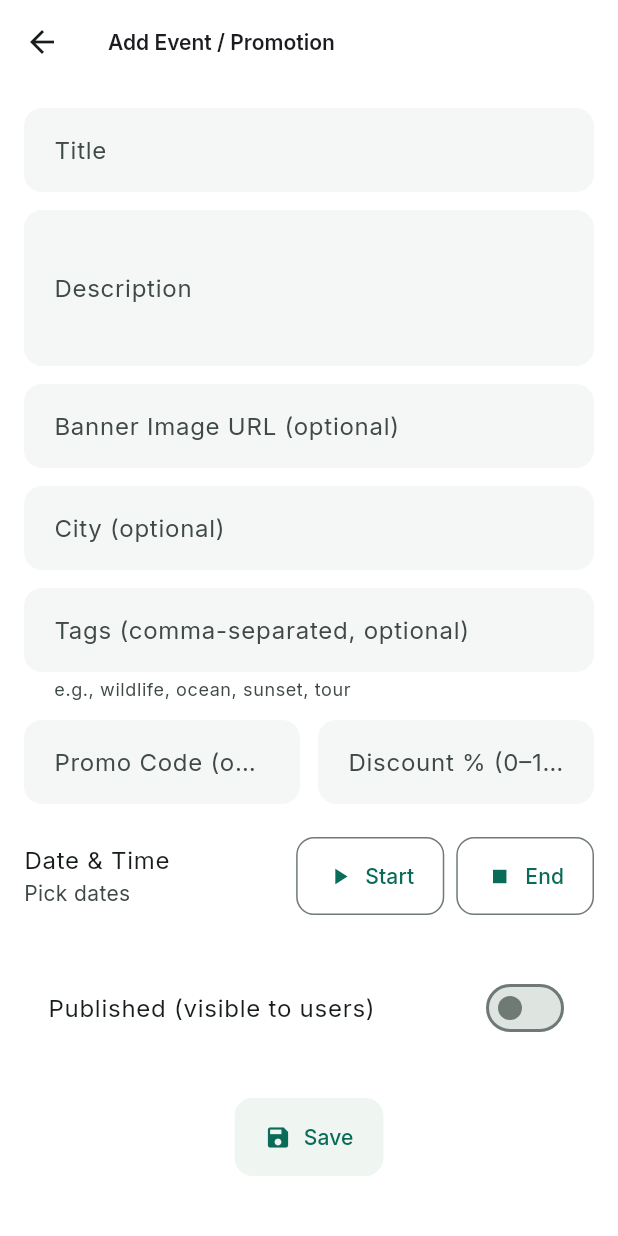
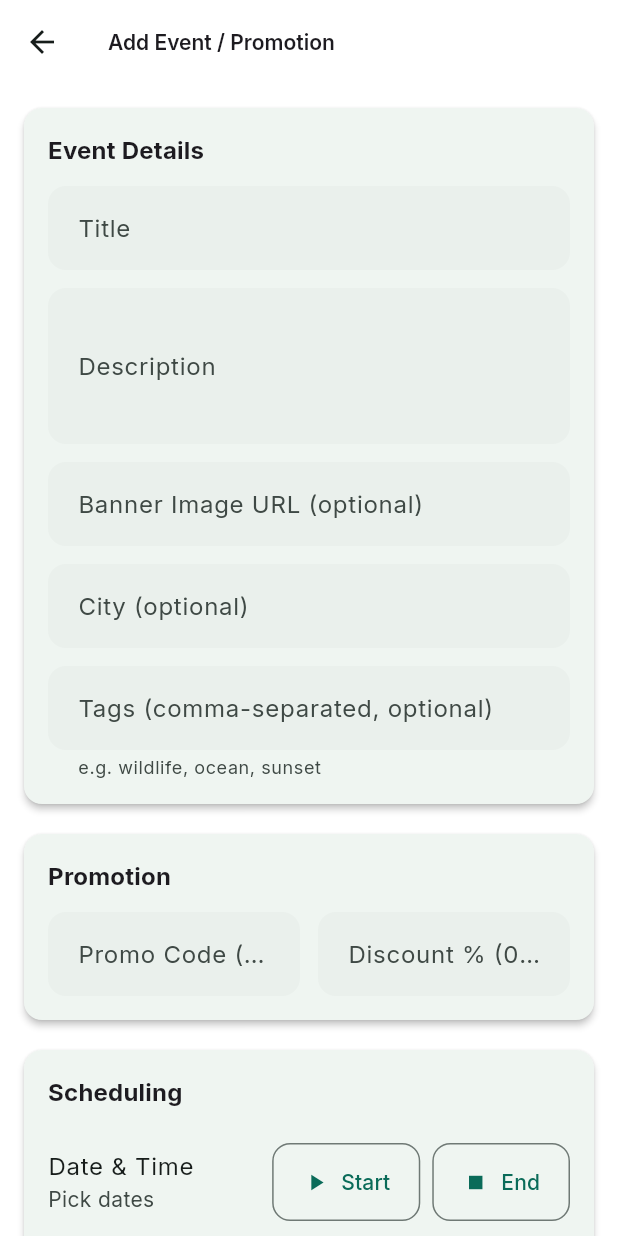
Before and after one commit to pasindujayakodi77/ceylon, a Flutter app: the EventEditorScreen screen opened directly with empty values, on a phone screen of 412 x 824 dp. Run offline on Flutter 3.47's test engine with Material 3 defaults, Android fonts, the phone set to English and light mode, and no system bars; our stand-ins replace cached_network_image, cloud_firestore, cross_file, equatable, firebase_auth, firebase_core and 22 more; missing offline and left inert: firebase_app_check, flutter_map_marker_cluster, qr_code_scanner; accounts and stored records are empty.

Commit message:
feat: Improve event editor UI and enhance field validation for better user experience✏️

```diff
--- a/lib/features/business/presentation/screens/event_editor_screen.dart
+++ b/lib/features/business/presentation/screens/event_editor_screen.dart
@@ -1,9 +1,14 @@
 import 'package:cloud_firestore/cloud_firestore.dart';
 import 'package:flutter/material.dart';
 
+/// A form for creating or editing an event or promotion for a business. This
+/// widget accepts a [businessId] and optionally an existing [eventId] with
+/// [initialData] to prefill the fields. The design is clean and focused,
+/// grouping related inputs into sections and providing clear affordances for
+/// picking dates and times.
 class EventEditorScreen extends StatefulWidget {
   final String businessId;
-  final String? eventId; // null -> create, not null -> edit
+  final String? eventId; // null for new events
   final Map<String, dynamic>? initialData;
 
   const EventEditorScreen({
@@ -26,7 +31,7 @@ class _EventEditorScreenState extends State<EventEditorScreen> {
   final _promoCtrl = TextEditingController();
   final _discountCtrl = TextEditingController();
   final _cityCtrl = TextEditingController();
-  final _tagsCtrl = TextEditingController(); // comma-separated tags
+  final _tagsCtrl = TextEditingController();
 
   DateTime? _start;
   DateTime? _end;
@@ -36,18 +41,17 @@ class _EventEditorScreenState extends State<EventEditorScreen> {
   @override
   void initState() {
     super.initState();
+    // Prefill fields when editing an existing event
     if (widget.initialData != null) {
       final d = widget.initialData!;
-      _titleCtrl.text = d['title'] ?? '';
-      _descCtrl.text = d['description'] ?? '';
-      _bannerCtrl.text = d['banner'] ?? '';
-      _promoCtrl.text = d['promoCode'] ?? '';
+      _titleCtrl.text = (d['title'] ?? '') as String;
+      _descCtrl.text = (d['description'] ?? '') as String;
+      _bannerCtrl.text = (d['banner'] ?? '') as String;
+      _promoCtrl.text = (d['promoCode'] ?? '') as String;
       _discountCtrl.text = (d['discountPct']?.toString() ?? '');
-      _cityCtrl.text = d['city'] ?? '';
+      _cityCtrl.text = (d['city'] ?? '') as String;
       final tags = (d['tags'] as List?)?.whereType<String>().toList() ?? [];
-      if (tags.isNotEmpty) {
-        _tagsCtrl.text = tags.join(', ');
-      }
+      if (tags.isNotEmpty) _tagsCtrl.text = tags.join(', ');
       _published = (d['published'] as bool?) ?? false;
       _start = (d['startsAt'] as Timestamp?)?.toDate();
       _end = (d['endsAt'] as Timestamp?)?.toDate();
@@ -66,6 +70,7 @@ class _EventEditorScreenState extends State<EventEditorScreen> {
     super.dispose();
   }
 
+  /// Pick a start date and time for the event.
   Future<void> _pickStart() async {
     final now = DateTime.now();
     final date = await showDatePicker(
@@ -75,23 +80,23 @@ class _EventEditorScreenState extends State<EventEditorScreen> {
       lastDate: DateTime(now.year + 3),
     );
     if (date == null) return;
-    if (!mounted) return;
     final time = await showTimePicker(
       context: context,
       initialTime: TimeOfDay.fromDateTime(_start ?? now),
     );
     if (!mounted) return;
-    setState(
-      () => _start = DateTime(
+    setState(() {
+      _start = DateTime(
         date.year,
         date.month,
         date.day,
         time?.hour ?? 0,
         time?.minute ?? 0,
-      ),
       );
+    });
   }
 
+  /// Pick an end date and time for the event.
   Future<void> _pickEnd() async {
     final base = _start ?? DateTime.now();
     final date = await showDatePicker(
@@ -101,7 +106,6 @@ class _EventEditorScreenState extends State<EventEditorScreen> {
       lastDate: DateTime(base.year + 3),
     );
     if (date == null) return;
-    if (!mounted) return;
     final time = await showTimePicker(
       context: context,
       initialTime: TimeOfDay.fromDateTime(
@@ -109,65 +113,54 @@ class _EventEditorScreenState extends State<EventEditorScreen> {
       ),
     );
     if (!mounted) return;
-    setState(
-      () => _end = DateTime(
+    setState(() {
+      _end = DateTime(
         date.year,
         date.month,
         date.day,
         time?.hour ?? 0,
         time?.minute ?? 0,
-      ),
       );
+    });
   }
 
+  /// Save the event to Firestore, validating fields and timestamps.
   Future<void> _save() async {
     if (!_formKey.currentState!.validate()) return;
     if (_start == null || _end == null) {
-      if (mounted) {
       ScaffoldMessenger.of(context).showSnackBar(
         const SnackBar(content: Text('Select start and end time')),
       );
-      }
       return;
     }
     if (_end!.isBefore(_start!)) {
-      if (mounted) {
       ScaffoldMessenger.of(context).showSnackBar(
         const SnackBar(content: Text('End time must be after start time')),
       );
-      }
       return;
     }
-
     setState(() => _saving = true);
-
-    // Validate discount percentage if provided (allow decimals)
+    // Validate discount
     double? discount;
     final discountText = _discountCtrl.text.trim();
     if (discountText.isNotEmpty) {
       discount = double.tryParse(discountText);
       if (discount == null || discount < 0 || discount > 100) {
-        if (mounted) {
         setState(() => _saving = false);
         ScaffoldMessenger.of(context).showSnackBar(
-            const SnackBar(
-              content: Text('Discount % must be a number between 0 and 100'),
-            ),
+          const SnackBar(content: Text('Discount % must be between 0 and 100')),
         );
-        }
         return;
       }
     }
-
-    // Parse tags from CSV (comma separated)
+    // Parse tags
     final tags = _tagsCtrl.text
         .split(',')
-        .map((s) => s.trim())
-        .where((s) => s.isNotEmpty)
+        .map((e) => e.trim())
+        .where((e) => e.isNotEmpty)
         .toSet()
         .toList();
-
-    final common = {
+    final data = {
       'title': _titleCtrl.text.trim(),
       'description': _descCtrl.text.trim(),
       'banner': _bannerCtrl.text.trim(),
@@ -180,44 +173,48 @@ class _EventEditorScreenState extends State<EventEditorScreen> {
       'tags': tags,
       'businessId': widget.businessId,
     };
-
-    final ref = FirebaseFirestore.instance
+    final collection = FirebaseFirestore.instance
         .collection('businesses')
         .doc(widget.businessId)
         .collection('events');
-
+    try {
       if (widget.eventId == null) {
-      await ref.add({
-        ...common,
+        await collection.add({
+          ...data,
           'createdAt': FieldValue.serverTimestamp(),
           'updatedAt': FieldValue.serverTimestamp(),
         });
       } else {
-      // Do not overwrite createdAt on updates; only touch updatedAt
-      await ref.doc(widget.eventId).set({
-        ...common,
+        await collection.doc(widget.eventId).set({
+          ...data,
           'updatedAt': FieldValue.serverTimestamp(),
         }, SetOptions(merge: true));
       }
-
-    if (!mounted) return;
-    setState(() => _saving = false);
-    if (!mounted) return;
+      if (mounted) {
         ScaffoldMessenger.of(
           context,
         ).showSnackBar(const SnackBar(content: Text('Event saved')));
         Navigator.pop(context);
       }
+    } catch (e) {
+      if (mounted) {
+        ScaffoldMessenger.of(
+          context,
+        ).showSnackBar(SnackBar(content: Text('Error saving event: $e')));
+      }
+    } finally {
+      if (mounted) setState(() => _saving = false);
+    }
+  }
 
   @override
   Widget build(BuildContext context) {
-    final dateText = () {
+    final dateSummary = () {
       if (_start == null || _end == null) return 'Pick dates';
       final s = _start!.toLocal().toString().split('.').first;
       final e = _end!.toLocal().toString().split('.').first;
       return '$s → $e';
     }();
-
     return Scaffold(
       appBar: AppBar(
         title: Text(
@@ -231,12 +228,32 @@ class _EventEditorScreenState extends State<EventEditorScreen> {
               child: Form(
                 key: _formKey,
                 child: Column(
+                  crossAxisAlignment: CrossAxisAlignment.start,
                   children: [
+                    Card(
+                      elevation: 2,
+                      shape: RoundedRectangleBorder(
+                        borderRadius: BorderRadius.circular(12),
+                      ),
+                      child: Padding(
+                        padding: const EdgeInsets.all(16),
+                        child: Column(
+                          crossAxisAlignment: CrossAxisAlignment.start,
+                          children: [
+                            Text(
+                              'Event Details',
+                              style: Theme.of(context).textTheme.titleMedium
+                                  ?.copyWith(fontWeight: FontWeight.bold),
+                            ),
+                            const SizedBox(height: 12),
                             TextFormField(
                               controller: _titleCtrl,
-                      decoration: const InputDecoration(labelText: 'Title'),
-                      validator: (v) =>
-                          v!.trim().isEmpty ? 'Enter a title' : null,
+                              decoration: const InputDecoration(
+                                labelText: 'Title',
+                              ),
+                              validator: (v) => v == null || v.trim().isEmpty
+                                  ? 'Enter a title'
+                                  : null,
                             ),
                             const SizedBox(height: 12),
                             TextFormField(
@@ -252,6 +269,7 @@ class _EventEditorScreenState extends State<EventEditorScreen> {
                               decoration: const InputDecoration(
                                 labelText: 'Banner Image URL (optional)',
                               ),
+                              keyboardType: TextInputType.url,
                             ),
                             const SizedBox(height: 12),
                             TextFormField(
@@ -265,8 +283,28 @@ class _EventEditorScreenState extends State<EventEditorScreen> {
                               controller: _tagsCtrl,
                               decoration: const InputDecoration(
                                 labelText: 'Tags (comma-separated, optional)',
-                        helperText: 'e.g., wildlife, ocean, sunset, tour',
+                                helperText: 'e.g. wildlife, ocean, sunset',
                               ),
+                            ),
+                          ],
+                        ),
+                      ),
+                    ),
+                    const SizedBox(height: 20),
+                    Card(
+                      elevation: 2,
+                      shape: RoundedRectangleBorder(
+                        borderRadius: BorderRadius.circular(12),
+                      ),
+                      child: Padding(
+                        padding: const EdgeInsets.all(16),
+                        child: Column(
+                          crossAxisAlignment: CrossAxisAlignment.start,
+                          children: [
+                            Text(
+                              'Promotion',
+                              style: Theme.of(context).textTheme.titleMedium
+                                  ?.copyWith(fontWeight: FontWeight.bold),
                             ),
                             const SizedBox(height: 12),
                             Row(
@@ -286,18 +324,39 @@ class _EventEditorScreenState extends State<EventEditorScreen> {
                                     decoration: const InputDecoration(
                                       labelText: 'Discount % (0–100)',
                                     ),
-                            keyboardType: const TextInputType.numberWithOptions(
+                                    keyboardType:
+                                        const TextInputType.numberWithOptions(
                                           decimal: true,
                                         ),
                                   ),
                                 ),
                               ],
                             ),
+                          ],
+                        ),
+                      ),
+                    ),
+                    const SizedBox(height: 20),
+                    Card(
+                      elevation: 2,
+                      shape: RoundedRectangleBorder(
+                        borderRadius: BorderRadius.circular(12),
+                      ),
+                      child: Padding(
+                        padding: const EdgeInsets.all(16),
+                        child: Column(
+                          crossAxisAlignment: CrossAxisAlignment.start,
+                          children: [
+                            Text(
+                              'Scheduling',
+                              style: Theme.of(context).textTheme.titleMedium
+                                  ?.copyWith(fontWeight: FontWeight.bold),
+                            ),
                             const SizedBox(height: 12),
                             ListTile(
                               contentPadding: EdgeInsets.zero,
                               title: const Text('Date & Time'),
-                      subtitle: Text(dateText),
+                              subtitle: Text(dateSummary),
                               trailing: Wrap(
                                 spacing: 8,
                                 children: [
@@ -320,11 +379,18 @@ class _EventEditorScreenState extends State<EventEditorScreen> {
                               value: _published,
                               onChanged: (v) => setState(() => _published = v),
                             ),
-                    const SizedBox(height: 20),
-                    ElevatedButton.icon(
+                          ],
+                        ),
+                      ),
+                    ),
+                    const SizedBox(height: 24),
+                    SizedBox(
+                      width: double.infinity,
+                      child: ElevatedButton.icon(
                         onPressed: _save,
                         icon: const Icon(Icons.save),
                         label: const Text('Save'),
+                      ),
                     ),
                   ],
                 ),
```
Also changed, not shown: lib/features/business/presentation/screens/business_analytics_screen.dart (+79 -84 lines). Lines whose indentation alone changed are shown as unchanged.
